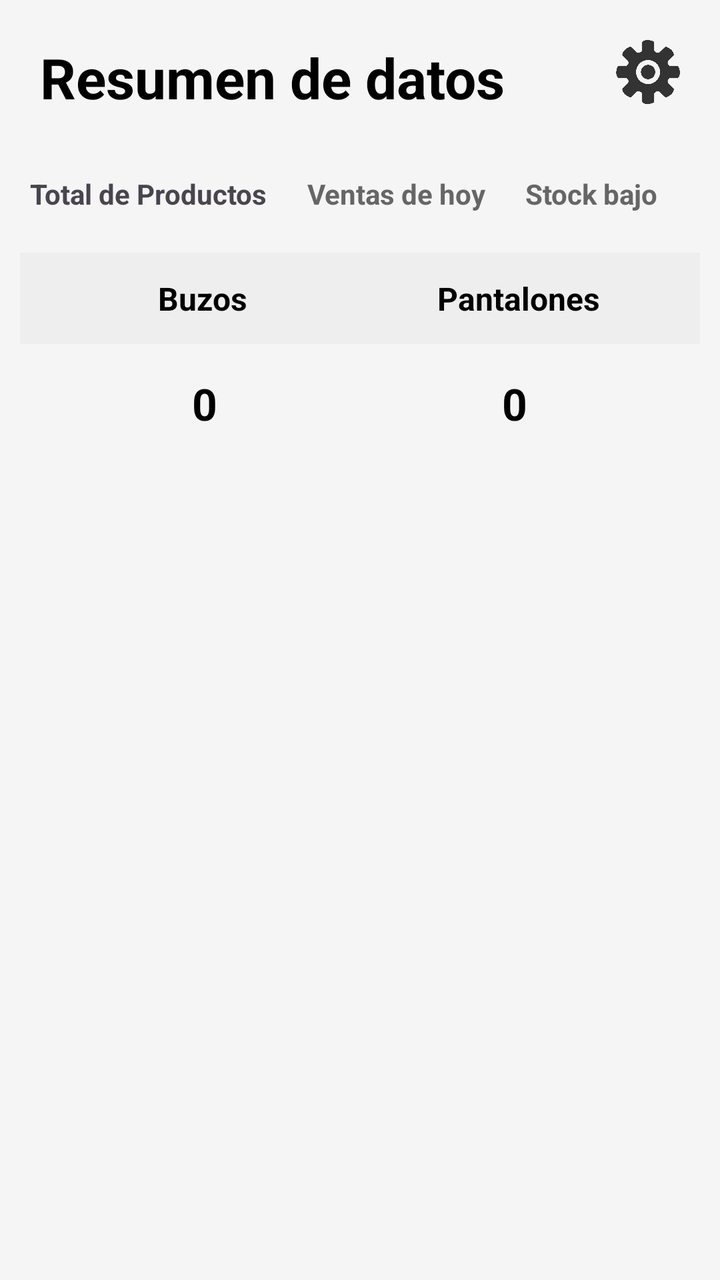
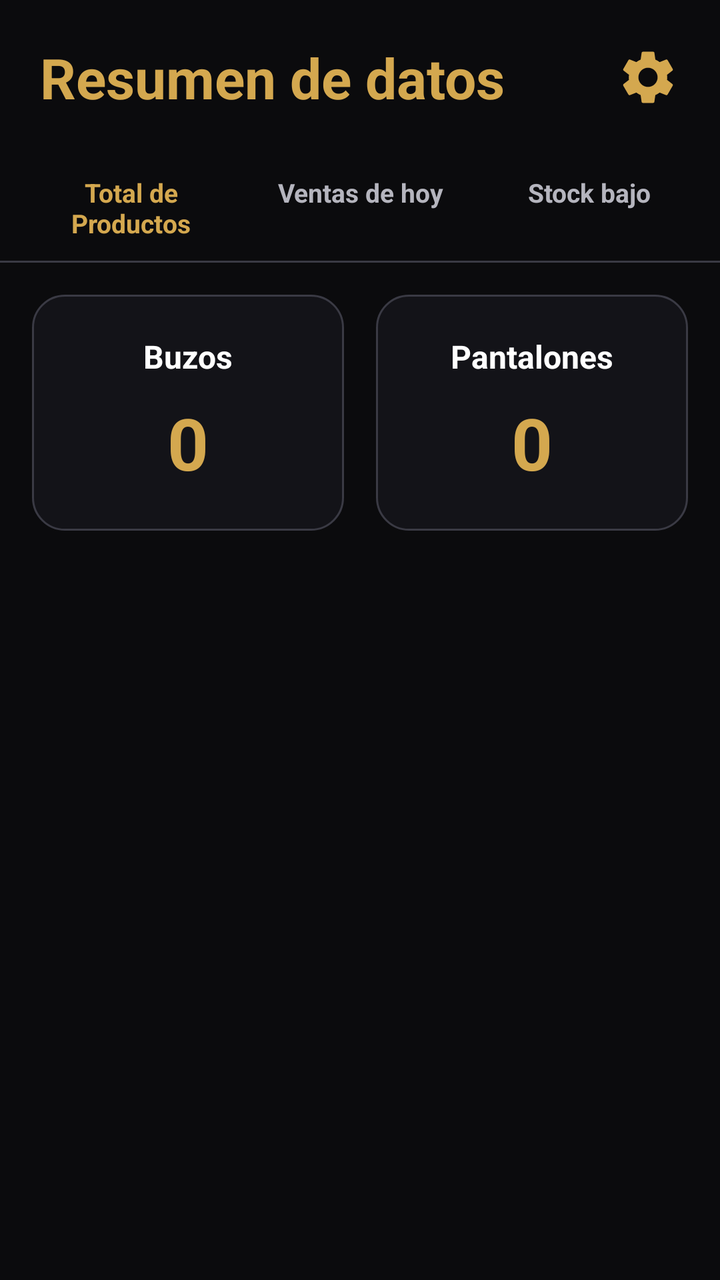

Two renders of the same Android screen: before a commit and after it. Below are the layout's source before the change and the commit's diff.
<!-- AndroidManifest.xml: application theme Theme.PryGrados -->
<!-- res/layout/resumen.xml -->
<?xml version="1.0" encoding="utf-8"?>
<LinearLayout
    xmlns:android="http://schemas.android.com/apk/res/android"
    android:layout_width="match_parent"
    android:layout_height="match_parent"
    android:orientation="vertical"
    android:background="#F5F5F5">

    

    <RelativeLayout
        android:layout_width="match_parent"
        android:layout_height="wrap_content"
        android:padding="20dp">

        <TextView
            android:id="@+id/txtTitulo"
            android:layout_width="wrap_content"
            android:layout_height="wrap_content"
            android:text="Resumen de datos"
            android:textSize="28sp"
            android:textStyle="bold"
            android:textColor="#000000"/>

        <ImageView
            android:id="@+id/btnConfig"
            android:layout_width="32dp"
            android:layout_height="32dp"
            android:layout_alignParentEnd="true"
            android:src="@drawable/confi"/>
    </RelativeLayout>

    

    <LinearLayout
        android:layout_width="match_parent"
        android:layout_height="wrap_content"
        android:orientation="horizontal"
        android:paddingStart="5dp"
        android:paddingEnd="5dp">

        <TextView
            android:id="@+id/tabProductos"
            android:layout_width="wrap_content"
            android:layout_height="wrap_content"
            android:text="Total de Productos"
            android:textStyle="bold"
            android:textSize="14sp"
            android:padding="10dp"/>

        <TextView
            android:id="@+id/tabVentas"
            android:layout_width="wrap_content"
            android:layout_height="wrap_content"
            android:text="Ventas de hoy"
            android:textStyle="bold"
            android:textColor="#666666"
            android:textSize="14sp"
            android:padding="10dp"/>

        <TextView
            android:id="@+id/tabStock"
            android:layout_width="wrap_content"
            android:layout_height="wrap_content"
            android:text="Stock bajo"
            android:textStyle="bold"
            android:textColor="#666666"
            android:textSize="14sp"
            android:padding="10dp"/>
    </LinearLayout>

    

    <LinearLayout
        android:id="@+id/layoutProductos"
        android:layout_width="match_parent"
        android:layout_height="wrap_content"
        android:orientation="vertical">

        <TableLayout
            android:layout_width="match_parent"
            android:layout_height="wrap_content"
            android:padding="10dp">

            

            <TableRow
                android:background="#EEEEEE"
                android:padding="12dp">

                <TextView
                    android:layout_width="0dp"
                    android:layout_height="wrap_content"
                    android:layout_weight="1"
                    android:text="Buzos"
                    android:textStyle="bold"
                    android:textSize="16sp"
                    android:textColor="#000000"
                    android:gravity="center"/>

                <TextView
                    android:layout_width="0dp"
                    android:layout_height="wrap_content"
                    android:layout_weight="1"
                    android:text="Pantalones"
                    android:textStyle="bold"
                    android:textSize="16sp"
                    android:textColor="#000000"
                    android:gravity="center"/>
            </TableRow>

            

            <TableRow
                android:padding="15dp">

                <TextView
                    android:id="@+id/txtBuzos"
                    android:layout_width="0dp"
                    android:layout_height="wrap_content"
                    android:layout_weight="1"
                    android:text="0"
                    android:textSize="22sp"
                    android:textStyle="bold"
                    android:textColor="#000000"
                    android:gravity="center"/>

                <TextView
                    android:id="@+id/txtPantalones"
                    android:layout_width="0dp"
                    android:layout_height="wrap_content"
                    android:layout_weight="1"
                    android:text="0"
                    android:textSize="22sp"
                    android:textStyle="bold"
                    android:textColor="#000000"
                    android:gravity="center"/>
            </TableRow>

        </TableLayout>

    </LinearLayout>

    

    <LinearLayout
        android:id="@+id/layoutVentas"
        android:layout_width="match_parent"
        android:layout_height="wrap_content"
        android:orientation="vertical"
        android:visibility="gone">

        <ListView
            android:id="@+id/listVentas"
            android:layout_width="match_parent"
            android:layout_height="wrap_content"/>
    </LinearLayout>

    

    <LinearLayout
        android:id="@+id/layoutStock"
        android:layout_width="match_parent"
        android:layout_height="wrap_content"
        android:orientation="vertical"
        android:visibility="gone">

        <ListView
            android:id="@+id/listStock"
            android:layout_width="match_parent"
            android:layout_height="wrap_content"/>
    </LinearLayout>

</LinearLayout>
<!-- resources referenced by this layout -->
<resources>
  <!-- drawable confi: png bitmap (drawable, 73180 bytes) -->
  <style name="Theme.PryGrados" parent="Base.Theme.PryGrados" />
  <style name="Base.Theme.PryGrados" parent="Theme.Material3.DayNight.NoActionBar">
          
          
      </style>
</resources>

<!-- the commit's change to res/layout/resumen.xml (unified diff, before → after) -->
@@ -1,13 +1,12 @@
 <?xml version="1.0" encoding="utf-8"?>
-<LinearLayout
-    xmlns:android="http://schemas.android.com/apk/res/android"
+<LinearLayout xmlns:android="http://schemas.android.com/apk/res/android"
+    xmlns:app="http://schemas.android.com/apk/res-auto"
     android:layout_width="match_parent"
     android:layout_height="match_parent"
-    android:orientation="vertical"
-    android:background="#F5F5F5">
+    android:background="@color/kemba_black"
+    android:orientation="vertical">
 
     
-
     <RelativeLayout
         android:layout_width="match_parent"
         android:layout_height="wrap_content"
@@ -17,158 +16,180 @@
             android:id="@+id/txtTitulo"
             android:layout_width="wrap_content"
             android:layout_height="wrap_content"
+            android:layout_centerVertical="true"
             android:text="Resumen de datos"
+            android:textColor="@color/kemba_gold"
             android:textSize="28sp"
-            android:textStyle="bold"
-            android:textColor="#000000"/>
+            android:textStyle="bold" />
 
         <ImageView
             android:id="@+id/btnConfig"
             android:layout_width="32dp"
             android:layout_height="32dp"
             android:layout_alignParentEnd="true"
-            android:src="@drawable/confi"/>
+            android:layout_centerVertical="true"
+            android:contentDescription="Configuración"
+            android:src="@drawable/ic_settings"
+            app:tint="@color/kemba_gold" />
     </RelativeLayout>
 
     
-
     <LinearLayout
         android:layout_width="match_parent"
         android:layout_height="wrap_content"
         android:orientation="horizontal"
-        android:paddingStart="5dp"
-        android:paddingEnd="5dp">
+        android:paddingStart="8dp"
+        android:paddingEnd="8dp">
 
         <TextView
             android:id="@+id/tabProductos"
-            android:layout_width="wrap_content"
+            android:layout_width="0dp"
             android:layout_height="wrap_content"
+            android:layout_weight="1"
+            android:gravity="center"
+            android:padding="10dp"
             android:text="Total de Productos"
-            android:textStyle="bold"
-            android:textSize="14sp"
-            android:padding="10dp"/>
+            android:textColor="@color/kemba_gold"
+            android:textSize="13sp"
+            android:textStyle="bold" />
 
         <TextView
             android:id="@+id/tabVentas"
-            android:layout_width="wrap_content"
+            android:layout_width="0dp"
             android:layout_height="wrap_content"
+            android:layout_weight="1"
+            android:gravity="center"
+            android:padding="10dp"
             android:text="Ventas de hoy"
-            android:textStyle="bold"
-            android:textColor="#666666"
-            android:textSize="14sp"
-            android:padding="10dp"/>
+            android:textColor="@color/kemba_hint"
+            android:textSize="13sp"
+            android:textStyle="bold" />
 
         <TextView
             android:id="@+id/tabStock"
-            android:layout_width="wrap_content"
+            android:layout_width="0dp"
             android:layout_height="wrap_content"
+            android:layout_weight="1"
+            android:gravity="center"
+            android:padding="10dp"
             android:text="Stock bajo"
-            android:textStyle="bold"
-            android:textColor="#666666"
-            android:textSize="14sp"
-            android:padding="10dp"/>
+            android:textColor="@color/kemba_hint"
+            android:textSize="13sp"
+            android:textStyle="bold" />
+
     </LinearLayout>
 
+    <View
+        android:layout_width="match_parent"
+        android:layout_height="1dp"
+        android:background="@color/kemba_stroke" />
+
     
-
     <LinearLayout
         android:id="@+id/layoutProductos"
         android:layout_width="match_parent"
         android:layout_height="wrap_content"
-        android:orientation="vertical">
+        android:orientation="horizontal"
+        android:padding="16dp">
 
-        <TableLayout
-            android:layout_width="match_parent"
+        <LinearLayout
+            android:layout_width="0dp"
             android:layout_height="wrap_content"
-            android:padding="10dp">
+            android:layout_marginStart="0dp"
+            android:layout_marginEnd="8dp"
+            android:layout_weight="1"
+            android:background="@drawable/bg_card"
+            android:gravity="center_horizontal"
+            android:orientation="vertical"
+            android:padding="20dp">
 
-            
+            <TextView
+                android:layout_width="wrap_content"
+                android:layout_height="wrap_content"
+                android:text="Buzos"
+                android:textColor="@color/kemba_white"
+                android:textSize="16sp"
+                android:textStyle="bold" />
 
-            <TableRow
-                android:background="#EEEEEE"
-                android:padding="12dp">
+            <TextView
+                android:id="@+id/txtBuzos"
+                android:layout_width="wrap_content"
+                android:layout_height="wrap_content"
+                android:layout_marginTop="8dp"
+                android:text="0"
+                android:textColor="@color/kemba_gold"
+                android:textSize="36sp"
+                android:textStyle="bold" />
+        </LinearLayout>
 
-                <TextView
-                    android:layout_width="0dp"
-                    android:layout_height="wrap_content"
-                    android:layout_weight="1"
-                    android:text="Buzos"
-                    android:textStyle="bold"
-                    android:textSize="16sp"
-                    android:textColor="#000000"
-                    android:gravity="center"/>
+        <LinearLayout
+            android:layout_width="0dp"
+            android:layout_height="wrap_content"
+            android:layout_marginStart="8dp"
+            android:layout_marginEnd="0dp"
+            android:layout_weight="1"
+            android:background="@drawable/bg_card"
+            android:gravity="center_horizontal"
+            android:orientation="vertical"
+            android:padding="20dp">
 
-                <TextView
-                    android:layout_width="0dp"
-                    android:layout_height="wrap_content"
-                    android:layout_weight="1"
-                    android:text="Pantalones"
-                    android:textStyle="bold"
-                    android:textSize="16sp"
-                    android:textColor="#000000"
-                    android:gravity="center"/>
-            </TableRow>
+            <TextView
+                android:layout_width="wrap_content"
+                android:layout_height="wrap_content"
+                android:text="Pantalones"
+                android:textColor="@color/kemba_white"
+                android:textSize="16sp"
+                android:textStyle="bold" />
 
-            
-
-            <TableRow
-                android:padding="15dp">
-
-                <TextView
-                    android:id="@+id/txtBuzos"
-                    android:layout_width="0dp"
-                    android:layout_height="wrap_content"
-                    android:layout_weight="1"
-                    android:text="0"
-                    android:textSize="22sp"
-                    android:textStyle="bold"
-                    android:textColor="#000000"
-                    android:gravity="center"/>
-
-                <TextView
-                    android:id="@+id/txtPantalones"
-                    android:layout_width="0dp"
-                    android:layout_height="wrap_content"
-                    android:layout_weight="1"
-                    android:text="0"
-                    android:textSize="22sp"
-                    android:textStyle="bold"
-                    android:textColor="#000000"
-                    android:gravity="center"/>
-            </TableRow>
-
-        </TableLayout>
+            <TextView
+                android:id="@+id/txtPantalones"
+                android:layout_width="wrap_content"
+                android:layout_height="wrap_content"
+                android:layout_marginTop="8dp"
+                android:text="0"
+                android:textColor="@color/kemba_gold"
+                android:textSize="36sp"
+                android:textStyle="bold" />
+        </LinearLayout>
 
     </LinearLayout>
 
     
-
     <LinearLayout
         android:id="@+id/layoutVentas"
         android:layout_width="match_parent"
-        android:layout_height="wrap_content"
+        android:layout_height="0dp"
+        android:layout_margin="16dp"
+        android:layout_weight="1"
+        android:background="@drawable/bg_card"
         android:orientation="vertical"
         android:visibility="gone">
 
         <ListView
             android:id="@+id/listVentas"
             android:layout_width="match_parent"
-            android:layout_height="wrap_content"/>
+            android:layout_height="match_parent"
+            android:divider="@color/kemba_stroke"
+            android:dividerHeight="1dp" />
     </LinearLayout>
 
     
-
     <LinearLayout
         android:id="@+id/layoutStock"
         android:layout_width="match_parent"
-        android:layout_height="wrap_content"
+        android:layout_height="0dp"
+        android:layout_margin="16dp"
+        android:layout_weight="1"
+        android:background="@drawable/bg_card"
         android:orientation="vertical"
         android:visibility="gone">
 
         <ListView
             android:id="@+id/listStock"
             android:layout_width="match_parent"
-            android:layout_height="wrap_content"/>
+            android:layout_height="match_parent"
+            android:divider="@color/kemba_stroke"
+            android:dividerHeight="1dp" />
     </LinearLayout>
 
 </LinearLayout>
<!-- resource entries referenced after the edit -->
@@ -1,6 +1,28 @@
 <!-- resources referenced by this layout -->
 <resources>
-  <!-- drawable confi: png bitmap (drawable, 73180 bytes) -->
+  <color name="kemba_black">#0B0B0D</color>
+  <color name="kemba_gold">#D4A84F</color>
+  <color name="kemba_hint">#B5B5BE</color>
+  <color name="kemba_stroke">#3A3A44</color>
+  <color name="kemba_white">#FFFFFF</color>
+  <!-- drawable bg_card (drawable) -->
+  <?xml version="1.0" encoding="utf-8"?>
+  <shape xmlns:android="http://schemas.android.com/apk/res/android" android:shape="rectangle">
+      <solid android:color="#E614141A" />
+      <stroke android:width="1dp" android:color="@color/kemba_stroke" />
+      <corners android:radius="16dp" />
+  </shape>
+  <!-- drawable ic_settings (drawable) -->
+  <?xml version="1.0" encoding="utf-8"?>
+  <vector xmlns:android="http://schemas.android.com/apk/res/android"
+      android:width="24dp"
+      android:height="24dp"
+      android:viewportWidth="24"
+      android:viewportHeight="24">
+      <path
+          android:fillColor="#FFFFFF"
+          android:pathData="M19.14,12.94c0.04,-0.3 0.06,-0.61 0.06,-0.94 0,-0.32 -0.02,-0.64 -0.07,-0.94l2.03,-1.58c0.18,-0.14 0.23,-0.41 0.12,-0.61l-1.92,-3.32c-0.12,-0.22 -0.37,-0.29 -0.59,-0.22l-2.39,0.96c-0.5,-0.38 -1.03,-0.7 -1.62,-0.94L14.4,2.81c-0.04,-0.24 -0.24,-0.41 -0.48,-0.41h-3.84c-0.24,0 -0.43,0.17 -0.47,0.41L9.25,5.35C8.66,5.59 8.12,5.92 7.63,6.29L5.24,5.33c-0.22,-0.08 -0.47,0 -0.59,0.22L2.74,8.87C2.62,9.08 2.66,9.34 2.86,9.48l2.03,1.58C4.84,11.36 4.8,11.69 4.8,12s0.02,0.64 0.07,0.94l-2.03,1.58c-0.18,0.14 -0.23,0.41 -0.12,0.61l1.92,3.32c0.12,0.22 0.37,0.29 0.59,0.22l2.39,-0.96c0.5,0.38 1.03,0.7 1.62,0.94l0.36,2.54c0.05,0.24 0.24,0.41 0.48,0.41h3.84c0.24,0 0.44,-0.17 0.47,-0.41l0.36,-2.54c0.59,-0.24 1.13,-0.56 1.62,-0.94l2.39,0.96c0.22,0.08 0.47,0 0.59,-0.22l1.92,-3.32c0.12,-0.22 0.07,-0.47 -0.12,-0.61L19.14,12.94zM12,15.6c-1.98,0 -3.6,-1.62 -3.6,-3.6s1.62,-3.6 3.6,-3.6 3.6,1.62 3.6,3.6 -1.62,3.6 -3.6,3.6z" />
+  </vector>
   <style name="Theme.PryGrados" parent="Base.Theme.PryGrados" />
   <style name="Base.Theme.PryGrados" parent="Theme.Material3.DayNight.NoActionBar">
           
